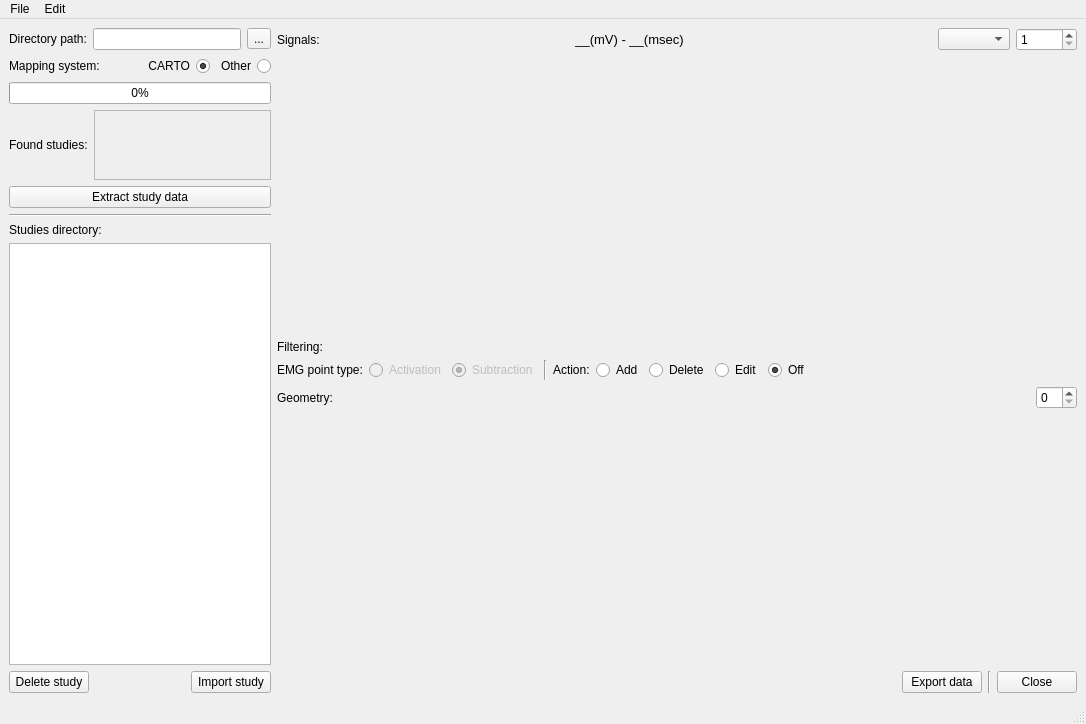
First picture: the form in UI_files/ui_mainwindow.ui, repository nicksunderland/SignalXtor, before the edit.
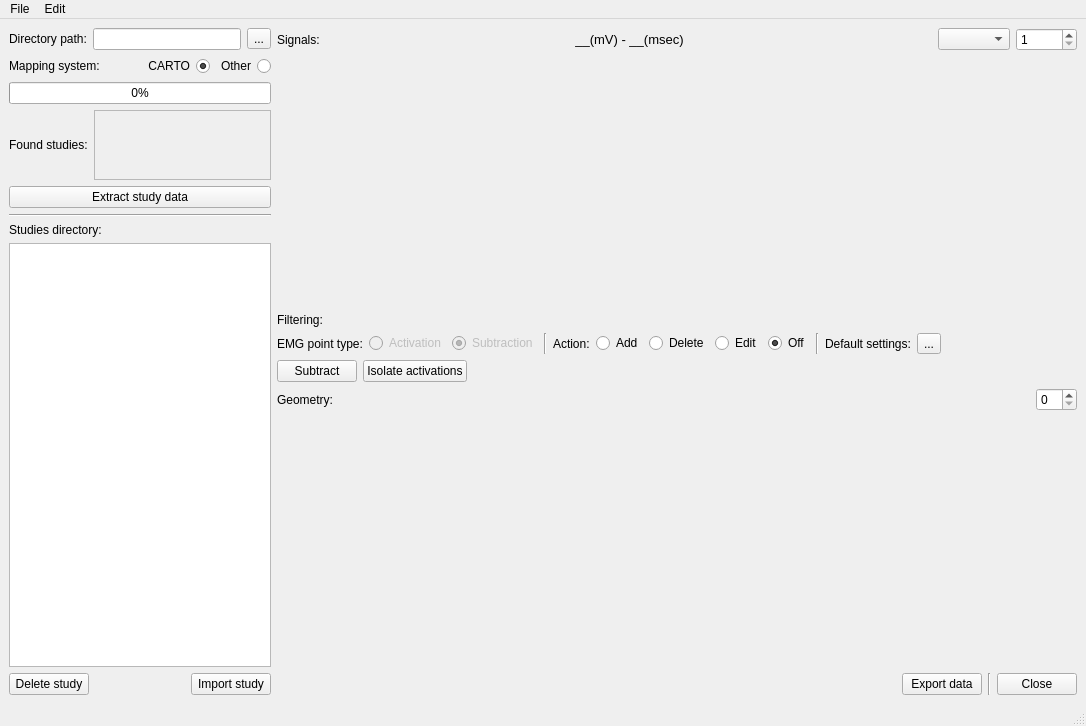
Second picture: the form after the edit.

```diff
--- a/UI_files/ui_mainwindow.ui
+++ b/UI_files/ui_mainwindow.ui
@@ -14,7 +14,7 @@
    <string>SignalXtor</string>
   </property>
   <widget class="QWidget" name="centralwidget">
-   <layout class="QHBoxLayout" name="horizontalLayout_11">
+   <layout class="QHBoxLayout" name="horizontalLayout_12">
     <item>
      <layout class="QVBoxLayout" name="verticalLayout">
       <item>
@@ -410,6 +410,27 @@
             </attribute>
            </widget>
           </item>
+          <item>
+           <widget class="Line" name="line_4">
+            <property name="orientation">
+             <enum>Qt::Vertical</enum>
+            </property>
+           </widget>
+          </item>
+          <item>
+           <widget class="QLabel" name="label_9">
+            <property name="text">
+             <string>Default settings:</string>
+            </property>
+           </widget>
+          </item>
+          <item>
+           <widget class="QToolButton" name="toolButton_EMG_point_defaults">
+            <property name="text">
+             <string>...</string>
+            </property>
+           </widget>
+          </item>
           <item>
            <spacer name="horizontalSpacer_6">
             <property name="orientation">
@@ -425,6 +446,37 @@
           </item>
          </layout>
         </item>
+        <item>
+         <layout class="QHBoxLayout" name="horizontalLayout_11">
+          <item>
+           <widget class="QPushButton" name="pushButton_subtract_EMG_points">
+            <property name="text">
+             <string>Subtract</string>
+            </property>
+           </widget>
+          </item>
+          <item>
+           <widget class="QPushButton" name="pushButton_isolate_activations">
+            <property name="text">
+             <string>Isolate activations</string>
+            </property>
+           </widget>
+          </item>
+          <item>
+           <spacer name="horizontalSpacer_7">
+            <property name="orientation">
+             <enum>Qt::Horizontal</enum>
+            </property>
+            <property name="sizeHint" stdset="0">
+             <size>
+              <width>40</width>
+              <height>20</height>
+             </size>
+            </property>
+           </spacer>
+          </item>
+         </layout>
+        </item>
        </layout>
       </item>
       <item>
```
